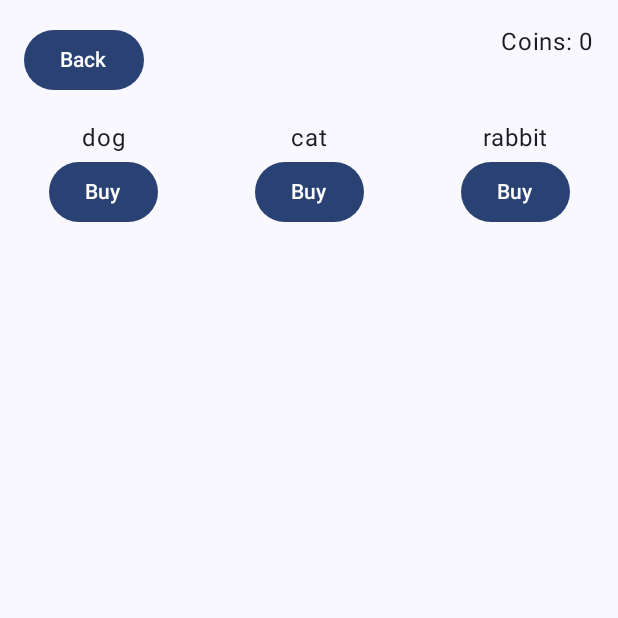
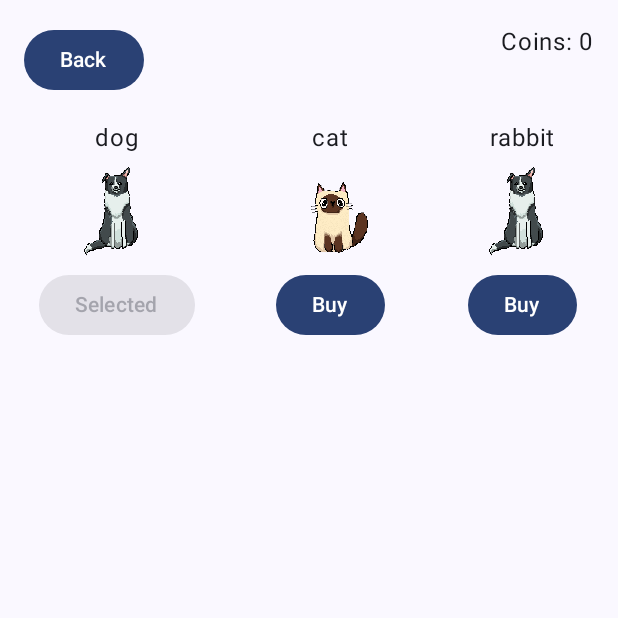
Before and after one commit to pia0sbltg/CCL3Stepcounter, an Android app built with Jetpack Compose: the ShopScreen screen opened through its navigation route, after a tap on "Buy", on a phone screen of 412 x 824 dp, the top half of it. Run offline under Robolectric (Android 15) with nearby library versions, the phone set to English and light mode, and no system bars; our stand-ins replace Room's generated code, livedata-compose; libraries missing offline, so code that uses them is left out: coil.decode; 4 statements that could not run were skipped.

Commit message:
Shop works (for real this time)

```diff
--- a/app/src/main/java/dev/cc231046/ccl3stepcounter/MainActivity.kt
+++ b/app/src/main/java/dev/cc231046/ccl3stepcounter/MainActivity.kt
@@ -47,6 +47,7 @@ class MainActivity : ComponentActivity() {
         val stepsDao = database.stepsDao()
         val goalsDao = database.goalsDao()
         val petDao = database.petDao()
+        val ownedPetsDao = database.ownedPetsDao()
 
 
         enableEdgeToEdge()
@@ -54,7 +55,15 @@ class MainActivity : ComponentActivity() {
             CCL3StepcounterTheme {
                 val navController = rememberNavController()
                 Scaffold(modifier = Modifier.fillMaxSize()) { innerPadding ->
-                    AppNavigation(stepsDao = stepsDao, goalsDao = goalsDao, petDao= petDao, navController= navController, modifier = Modifier.padding(innerPadding))                }
+                    AppNavigation(
+                        stepsDao = stepsDao,
+                        goalsDao = goalsDao,
+                        petDao= petDao,
+                        ownedPetsDao= ownedPetsDao,
+                        navController= navController,
+                        modifier = Modifier.padding(innerPadding)
+                    )
+                }
             }
         }
     }
--- /dev/null
+++ b/app/src/main/java/dev/cc231046/ccl3stepcounter/data/OwnedPetsDao.kt
@@ -0,0 +1,27 @@
+package dev.cc231046.ccl3stepcounter.data
+
+import androidx.lifecycle.LiveData
+import androidx.room.Dao
+import androidx.room.Insert
+import androidx.room.OnConflictStrategy
+import androidx.room.Query
+
+
+@Dao
+interface OwnedPetsDao {
+
+    @Query("SELECT * FROM owned_pets")
+    fun getOwnedPets(): LiveData<List<OwnedPetsEntity>>
+
+    @Insert(onConflict = OnConflictStrategy.REPLACE)
+    suspend fun insertOwnedPet(pet: OwnedPetsEntity)
+
+    @Query("UPDATE owned_pets SET isSelected = :isSelected WHERE animalName = :animal")
+    suspend fun updatePetSelection(animal: String, isSelected: Boolean)
+
+    @Query("UPDATE owned_pets SET isSelected = :isSelected")
+    suspend fun updateAllPetsSelection(isSelected: Boolean)
+
+    @Query("SELECT EXISTS (SELECT 1 FROM owned_pets WHERE animalName = :animal)")
+    suspend fun isPetOwned(animal: String):Boolean
+}
--- /dev/null
+++ b/app/src/main/java/dev/cc231046/ccl3stepcounter/data/OwnedPetsEntity.kt
@@ -0,0 +1,10 @@
+package dev.cc231046.ccl3stepcounter.data
+
+import androidx.room.Entity
+import androidx.room.PrimaryKey
+
+@Entity(tableName = "owned_pets")
+data class OwnedPetsEntity(
+    @PrimaryKey val animalName: String,
+    val isSelected: Boolean = false
+)
--- a/app/src/main/java/dev/cc231046/ccl3stepcounter/data/PetEntity.kt
+++ b/app/src/main/java/dev/cc231046/ccl3stepcounter/data/PetEntity.kt
@@ -10,5 +10,5 @@ data class PetEntity(
     val selectedAnimal: String = "dog",
     val currentStage: Int = 1,
     val feeds: Int = 0,
-    val lastFedDate: String = "" // Last feed date
+    val lastFedDate: String = "",
 )
--- a/app/src/main/java/dev/cc231046/ccl3stepcounter/data/StepsDatabase.kt
+++ b/app/src/main/java/dev/cc231046/ccl3stepcounter/data/StepsDatabase.kt
@@ -5,11 +5,12 @@ import androidx.room.Database
 import androidx.room.Room
 import androidx.room.RoomDatabase
 
-@Database(entities = [StepEntity::class, GoalEntity::class, PetEntity::class], version = 6)
+@Database(entities = [StepEntity::class, GoalEntity::class, PetEntity::class, OwnedPetsEntity::class], version = 7)
 abstract class StepsDatabase : RoomDatabase() {
     abstract fun stepsDao(): StepsDao
     abstract fun goalsDao(): GoalsDao
     abstract fun petDao(): PetDao
+    abstract fun ownedPetsDao(): OwnedPetsDao
 
     companion object{
         @Volatile
--- a/app/src/main/java/dev/cc231046/ccl3stepcounter/ui/CircularProgressIndicator.kt
+++ b/app/src/main/java/dev/cc231046/ccl3stepcounter/ui/CircularProgressIndicator.kt
@@ -56,9 +56,9 @@ fun CircularProgressWithPet(
                     else -> R.drawable.dog_animation
                 }
                 "cat" -> when (petState) {
-                    //2 -> R.drawable.cat_sleeping
+                    2 -> R.drawable.cat_sleeping
                   //  3 -> R.drawable.cat_workout
-                  else -> R.drawable.dog_animation
+                  else -> R.drawable.cat_animation
                 }
                 /*
                 "rabbit" -> when (petState) {
--- a/app/src/main/java/dev/cc231046/ccl3stepcounter/ui/ShopScreen.kt
+++ b/app/src/main/java/dev/cc231046/ccl3stepcounter/ui/ShopScreen.kt
@@ -1,5 +1,6 @@
 package dev.cc231046.ccl3stepcounter.ui
 
+import androidx.compose.foundation.Image
 import androidx.compose.foundation.layout.Column
 import androidx.compose.foundation.layout.fillMaxSize
 import androidx.compose.foundation.layout.fillMaxWidth
@@ -10,27 +11,53 @@ import androidx.navigation.NavHostController
 import androidx.compose.foundation.layout.Arrangement
 import androidx.compose.foundation.layout.Column
 import androidx.compose.foundation.layout.Row
-import androidx.compose.foundation.layout.Spacer
-import androidx.compose.foundation.layout.fillMaxSize
-import androidx.compose.foundation.layout.fillMaxWidth
-import androidx.compose.foundation.layout.height
+import dev.cc231046.ccl3stepcounter.R
 import androidx.compose.foundation.layout.padding
+import androidx.compose.foundation.layout.size
 import androidx.compose.foundation.lazy.LazyColumn
 import androidx.compose.foundation.lazy.items
 import androidx.compose.material3.Button
 import androidx.compose.material3.Text
+import androidx.compose.runtime.remember
 import androidx.compose.ui.Alignment
 import androidx.compose.ui.Modifier
+import androidx.compose.ui.platform.LocalConfiguration
+import androidx.compose.ui.platform.LocalContext
 import androidx.compose.ui.unit.dp
-import androidx.compose.ui.unit.sp
+import coil.ImageLoader
 import androidx.lifecycle.viewModelScope
+import coil.compose.rememberAsyncImagePainter
+import coil.decode.GifDecoder
+import coil.decode.ImageDecoderDecoder
+import coil.request.ImageRequest
+import coil.size.Size
 import kotlinx.coroutines.launch
 import java.util.Locale
+import kotlin.math.min
 
 @Composable
 fun ShopScreen(viewModel: ShopViewModel, navController: NavHostController) {
     val petState by viewModel.petState.observeAsState()
+    val ownedPets by viewModel.ownedAnimals.observeAsState(emptyList())
+    val ownedPetsNames = ownedPets.map {it.animalName}
+    val selectedPet = ownedPets.find{ it.isSelected }?.animalName
+
     val animals = listOf("dog", "cat", "rabbit")
+    val context = LocalContext.current
+
+    val configuration = LocalConfiguration.current
+    val screenWidth = configuration.screenWidthDp.dp
+    val size = min(screenWidth.value * 0.7f, 250f).dp
+    val petSize = size.value * 0.3f
+
+    val imageLoader = remember {
+        ImageLoader.Builder(context)
+            .components {
+                add(ImageDecoderDecoder.Factory())
+                add(GifDecoder.Factory())
+            }
+            .build()
+    }
 
     Column(modifier = Modifier.fillMaxSize()) {
         Row(
@@ -52,14 +79,42 @@ fun ShopScreen(viewModel: ShopViewModel, navController: NavHostController) {
                     horizontalArrangement = Arrangement.SpaceAround
                 ) {
                     row.forEach { animal ->
+                        val isOwned = animal in ownedPetsNames
+                        val isSelected = animal == selectedPet
+
                         Column(horizontalAlignment = Alignment.CenterHorizontally) {
                             Text(animal)
+                            val animation = viewModel.getAnimalAnimationResource(animal)
+                            Image(
+                                painter = rememberAsyncImagePainter(
+                                    ImageRequest.Builder(context)
+                                        .data(animation)
+                                        .size(Size.ORIGINAL)
+                                        .build(),
+                                    imageLoader = imageLoader
+                                ),
+                                contentDescription = "Dog Animation",
+                                modifier = Modifier.size(petSize.dp)
+                            )
                             Button(onClick = {
-                                viewModel.viewModelScope.launch {
-                                    viewModel.purchaseAnimal(animal)
-                                }
-                            }) {
-                                Text("Buy")
+                                    if(isOwned){
+                                        viewModel.viewModelScope.launch {
+                                            viewModel.selectPet(animal)
+                                        }
+                                    }else{
+                                        viewModel.viewModelScope.launch {
+                                            viewModel.purchaseAnimal(animal)
+                                        }
+                                    }
+                                },
+                                enabled = !isSelected) {
+                                Text(
+                                    when {
+                                        isSelected -> "Selected"
+                                        isOwned -> "Select"
+                                        else -> "Buy"
+                                    }
+                                )
                             }
                         }
                     }
--- a/app/src/main/java/dev/cc231046/ccl3stepcounter/ui/ShopViewModel.kt
+++ b/app/src/main/java/dev/cc231046/ccl3stepcounter/ui/ShopViewModel.kt
@@ -4,19 +4,33 @@ import androidx.lifecycle.LiveData
 import androidx.lifecycle.MutableLiveData
 import androidx.lifecycle.ViewModel
 import androidx.lifecycle.viewModelScope
+import dev.cc231046.ccl3stepcounter.R
+import dev.cc231046.ccl3stepcounter.data.OwnedPetsDao
+import dev.cc231046.ccl3stepcounter.data.OwnedPetsEntity
 import dev.cc231046.ccl3stepcounter.data.PetDao
 import dev.cc231046.ccl3stepcounter.data.PetEntity
 import kotlinx.coroutines.Dispatchers
 import kotlinx.coroutines.launch
 import kotlinx.coroutines.withContext
+import java.util.Locale
 
-class ShopViewModel (private val petDao: PetDao): ViewModel() {
+class ShopViewModel (private val petDao: PetDao, private val ownedPetsDao: OwnedPetsDao): ViewModel() {
     private val _petState = MutableLiveData<PetEntity?>()
     val petState: LiveData<PetEntity?> = _petState
 
+
+    val ownedAnimals: LiveData<List<OwnedPetsEntity>> = ownedPetsDao.getOwnedPets()
     init {
         viewModelScope.launch {
             loadPetState()
+            addDogAsDefault()
+        }
+    }
+
+    private suspend fun addDogAsDefault(){
+        val default= "dog"
+        if(!ownedPetsDao.isPetOwned(default)){
+            ownedPetsDao.insertOwnedPet(OwnedPetsEntity(animalName = "dog", isSelected = true))
         }
     }
 
@@ -30,10 +44,30 @@ class ShopViewModel (private val petDao: PetDao): ViewModel() {
     }
 
     suspend fun purchaseAnimal(animal: String) {
-        val pet = petDao.getPet() ?: PetEntity()
-        if (pet.coins > 0) {
-            petDao.insertOrUpdatePet(pet.copy(coins = pet.coins - 1, selectedAnimal = animal))
-            loadPetState()
+        val pet = petDao.getPet() ?: PetEntity() //gets how many coins the user has
+
+        if (pet.coins >= 50 && !ownedPetsDao.isPetOwned(animal)) {
+            ownedPetsDao.insertOwnedPet(OwnedPetsEntity(animalName = animal, isSelected = true))
+            petDao.insertOrUpdatePet(pet.copy(coins = pet.coins - 50))
+            selectPet(animal)
         }
     }
+
+    suspend fun selectPet(animal: String){
+        val pet = petDao.getPet() ?: PetEntity()
+        ownedPetsDao.updateAllPetsSelection(false)
+        ownedPetsDao.updatePetSelection(animal,true)
+        petDao.insertOrUpdatePet(pet.copy(selectedAnimal = animal))
+        loadPetState()
+    }
+
+    fun getAnimalAnimationResource(animal: String): Int {
+        return when (animal.lowercase(Locale.getDefault())) {
+            "dog" -> R.drawable.dog_animation
+            "cat" -> R.drawable.cat_animation
+            //  "rabbit" -> R.drawable.rabbit_animation
+            else -> R.drawable.dog_animation // Default to dog animation
+        }
+    }
+
 }
--- a/app/src/main/java/dev/cc231046/ccl3stepcounter/ui/StepScreen.kt
+++ b/app/src/main/java/dev/cc231046/ccl3stepcounter/ui/StepScreen.kt
@@ -27,6 +27,7 @@ import androidx.navigation.NavHostController
 import androidx.navigation.compose.NavHost
 import androidx.navigation.compose.composable
 import dev.cc231046.ccl3stepcounter.data.GoalsDao
+import dev.cc231046.ccl3stepcounter.data.OwnedPetsDao
 import dev.cc231046.ccl3stepcounter.data.PetDao
 import dev.cc231046.ccl3stepcounter.data.StepEntity
 import dev.cc231046.ccl3stepcounter.data.StepsDao
@@ -42,7 +43,7 @@ enum class Routes(val route: String) {
 }
 
 @Composable
-fun AppNavigation(stepsDao: StepsDao,goalsDao: GoalsDao, petDao: PetDao, navController: NavHostController, modifier: Modifier){
+fun AppNavigation(stepsDao: StepsDao,goalsDao: GoalsDao, petDao: PetDao, ownedPetsDao: OwnedPetsDao, navController: NavHostController, modifier: Modifier){
     val context = LocalContext.current
 
     NavHost(navController =navController, startDestination = Routes.Main.name) {
@@ -56,7 +57,7 @@ fun AppNavigation(stepsDao: StepsDao,goalsDao: GoalsDao, petDao: PetDao, navCont
             EditGoalScreen(viewModel = GoalsViewModel(goalsDao), onGoalSaved = {navController.popBackStack()})
         }
         composable(Routes.Shop.name){
-            ShopScreen(viewModel = ShopViewModel(petDao), navController)
+            ShopScreen(viewModel = ShopViewModel(petDao, ownedPetsDao), navController)
         }
 
     }
```
Also changed, not shown: app/src/main/res/drawable/cat_animation.GIF (added), app/src/main/res/drawable/cat_sleeping.GIF (added).
